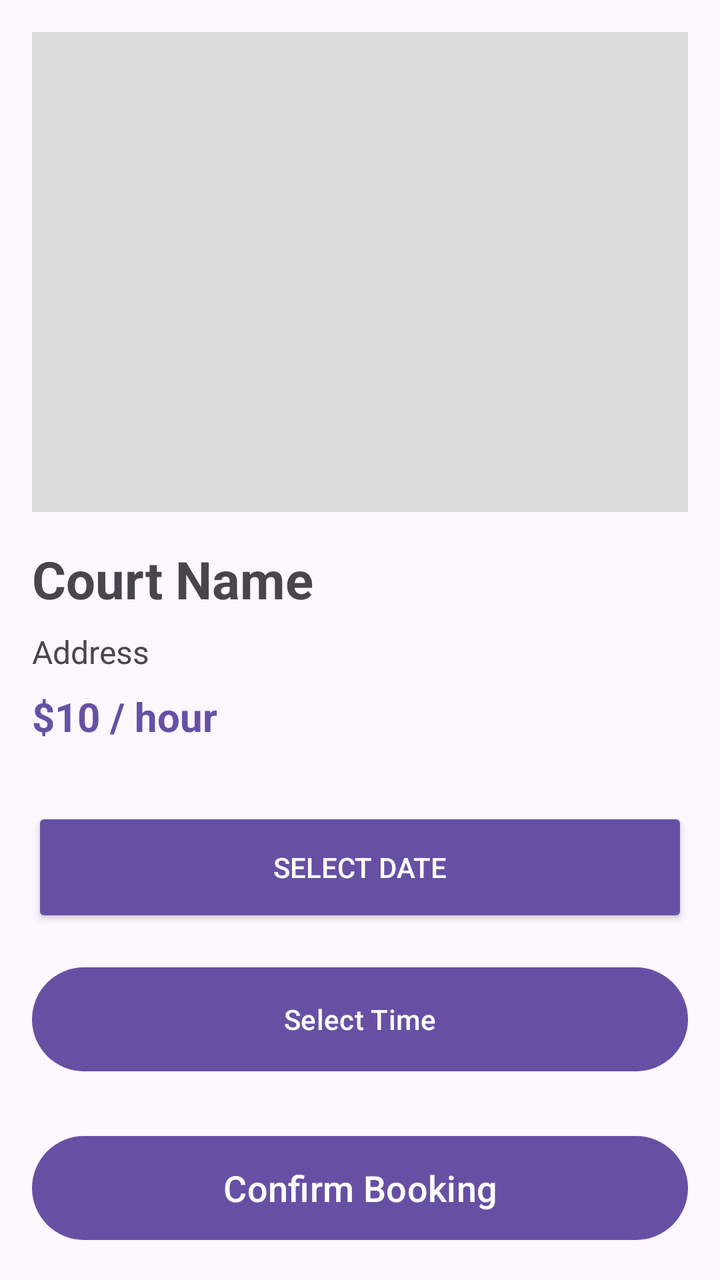
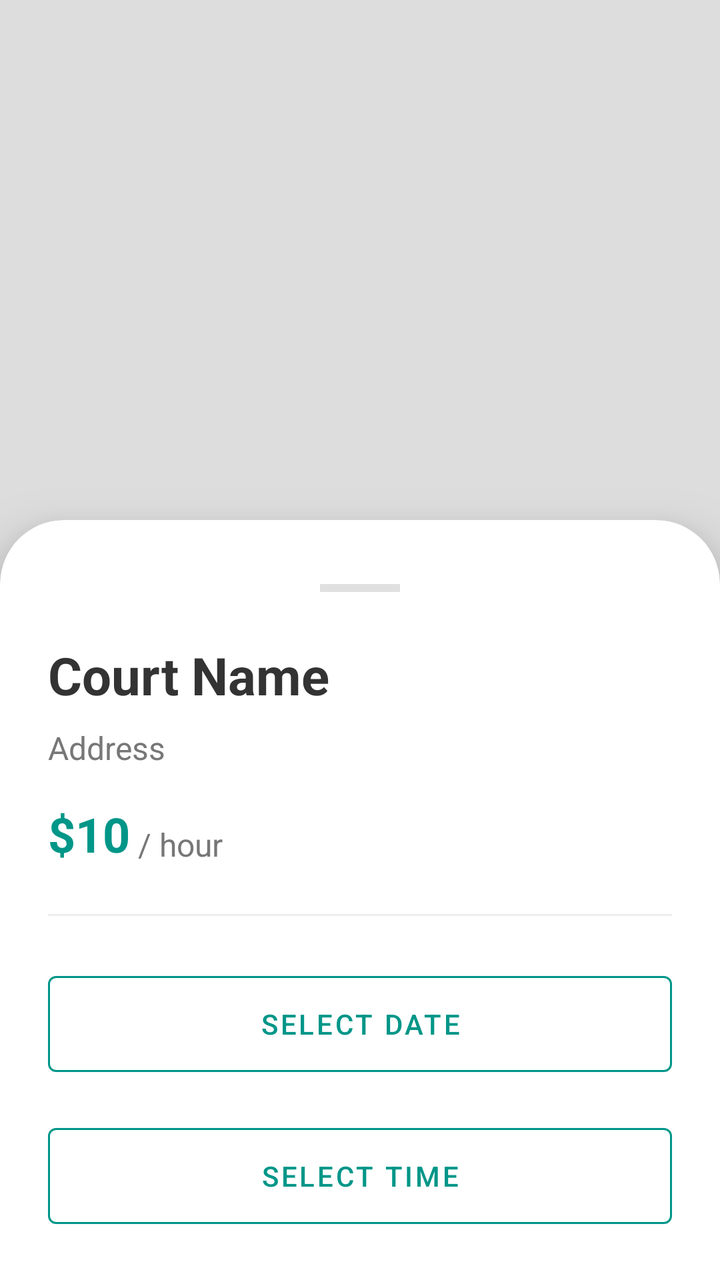

Compare the two renders of this Android layout. The source of the first and the diff that turns it into the second are given below.
<!-- AndroidManifest.xml: application theme Theme.BadmintonBooking -->
<!-- res/layout/activity_court_detail.xml -->
<?xml version="1.0" encoding="utf-8"?>
<androidx.constraintlayout.widget.ConstraintLayout xmlns:android="http://schemas.android.com/apk/res/android"
    xmlns:app="http://schemas.android.com/apk/res-auto"
    xmlns:tools="http://schemas.android.com/tools"
    android:layout_width="match_parent"
    android:layout_height="match_parent"
    android:padding="16dp"
    tools:context=".CourtDetailActivity">

    <ImageView
        android:id="@+id/imageViewDetail"
        android:layout_width="match_parent"
        android:layout_height="240dp"
        android:scaleType="centerCrop"
        android:background="#DDDDDD"
        app:layout_constraintTop_toTopOf="parent" />

    <TextView
        android:id="@+id/textViewDetailName"
        android:layout_width="match_parent"
        android:layout_height="wrap_content"
        android:layout_marginTop="16dp"
        android:textSize="26sp"
        android:textStyle="bold"
        android:text="Court Name"
        app:layout_constraintTop_toBottomOf="@+id/imageViewDetail" />

    <TextView
        android:id="@+id/textViewDetailAddress"
        android:layout_width="match_parent"
        android:layout_height="wrap_content"
        android:layout_marginTop="8dp"
        android:textSize="16sp"
        android:text="Address"
        app:layout_constraintTop_toBottomOf="@+id/textViewDetailName" />

    <TextView
        android:id="@+id/textViewDetailPrice"
        android:layout_width="match_parent"
        android:layout_height="wrap_content"
        android:layout_marginTop="8dp"
        android:textSize="20sp"
        android:textColor="?attr/colorPrimary"
        android:textStyle="bold"
        android:text="$10 / hour"
        app:layout_constraintTop_toBottomOf="@+id/textViewDetailAddress" />

    <Button
        android:id="@+id/buttonSelectDate"
        android:layout_width="match_parent"
        android:layout_height="60dp"
        android:layout_marginTop="32dp"
        android:text="Select Date"
        style="?android:attr/buttonStyle"
        app:layout_constraintTop_toBottomOf="@+id/textViewDetailPrice" />

    <Button
        android:id="@+id/buttonSelectTime"
        android:layout_width="match_parent"
        android:layout_height="60dp"
        android:layout_marginTop="16dp"
        android:text="Select Time"
        app:layout_constraintTop_toBottomOf="@+id/buttonSelectDate" />

    <Button
        android:id="@+id/buttonConfirmBooking"
        android:layout_width="match_parent"
        android:layout_height="60dp"
        android:layout_marginTop="32dp"
        android:text="Confirm Booking"
        android:textSize="18sp"
        app:layout_constraintBottom_toBottomOf="parent" />

</androidx.constraintlayout.widget.ConstraintLayout>
<!-- resources referenced by this layout -->
<resources>
  <style name="Theme.BadmintonBooking" parent="Base.Theme.BadmintonBooking" />
  <style name="Base.Theme.BadmintonBooking" parent="Theme.Material3.DayNight.NoActionBar">
          
          
      </style>
</resources>

<!-- the commit's change to res/layout/activity_court_detail.xml (unified diff, before → after) -->
@@ -1,74 +1,145 @@
 <?xml version="1.0" encoding="utf-8"?>
-<androidx.constraintlayout.widget.ConstraintLayout xmlns:android="http://schemas.android.com/apk/res/android"
+<androidx.coordinatorlayout.widget.CoordinatorLayout xmlns:android="http://schemas.android.com/apk/res/android"
     xmlns:app="http://schemas.android.com/apk/res-auto"
     xmlns:tools="http://schemas.android.com/tools"
     android:layout_width="match_parent"
     android:layout_height="match_parent"
-    android:padding="16dp"
+    android:background="@color/background_light"
     tools:context=".CourtDetailActivity">
 
+    
     <ImageView
         android:id="@+id/imageViewDetail"
         android:layout_width="match_parent"
-        android:layout_height="240dp"
+        android:layout_height="300dp"
         android:scaleType="centerCrop"
-        android:background="#DDDDDD"
-        app:layout_constraintTop_toTopOf="parent" />
+        android:background="#DDDDDD" />
 
-    <TextView
-        android:id="@+id/textViewDetailName"
+    
+    <androidx.core.widget.NestedScrollView
         android:layout_width="match_parent"
-        android:layout_height="wrap_content"
-        android:layout_marginTop="16dp"
-        android:textSize="26sp"
-        android:textStyle="bold"
-        android:text="Court Name"
-        app:layout_constraintTop_toBottomOf="@+id/imageViewDetail" />
+        android:layout_height="match_parent"
+        app:behavior_overlapTop="0dp"
+        app:layout_behavior="@string/appbar_scrolling_view_behavior">
 
-    <TextView
-        android:id="@+id/textViewDetailAddress"
-        android:layout_width="match_parent"
-        android:layout_height="wrap_content"
-        android:layout_marginTop="8dp"
-        android:textSize="16sp"
-        android:text="Address"
-        app:layout_constraintTop_toBottomOf="@+id/textViewDetailName" />
+        
+        <com.google.android.material.card.MaterialCardView
+            android:layout_width="match_parent"
+            android:layout_height="wrap_content"
+            app:cardCornerRadius="32dp"
+            app:cardElevation="16dp"
+            app:cardBackgroundColor="@color/white"
+            android:layout_marginTop="260dp">
 
-    <TextView
-        android:id="@+id/textViewDetailPrice"
-        android:layout_width="match_parent"
-        android:layout_height="wrap_content"
-        android:layout_marginTop="8dp"
-        android:textSize="20sp"
-        android:textColor="?attr/colorPrimary"
-        android:textStyle="bold"
-        android:text="$10 / hour"
-        app:layout_constraintTop_toBottomOf="@+id/textViewDetailAddress" />
+            <androidx.constraintlayout.widget.ConstraintLayout
+                android:layout_width="match_parent"
+                android:layout_height="wrap_content"
+                android:padding="24dp">
 
-    <Button
-        android:id="@+id/buttonSelectDate"
-        android:layout_width="match_parent"
-        android:layout_height="60dp"
-        android:layout_marginTop="32dp"
-        android:text="Select Date"
-        style="?android:attr/buttonStyle"
-        app:layout_constraintTop_toBottomOf="@+id/textViewDetailPrice" />
+                
+                <View
+                    android:id="@+id/dragHandle"
+                    android:layout_width="40dp"
+                    android:layout_height="4dp"
+                    android:background="#E0E0E0"
+                    android:layout_marginTop="8dp"
+                    app:layout_constraintTop_toTopOf="parent"
+                    app:layout_constraintStart_toStartOf="parent"
+                    app:layout_constraintEnd_toEndOf="parent" />
 
-    <Button
-        android:id="@+id/buttonSelectTime"
-        android:layout_width="match_parent"
-        android:layout_height="60dp"
-        android:layout_marginTop="16dp"
-        android:text="Select Time"
-        app:layout_constraintTop_toBottomOf="@+id/buttonSelectDate" />
+                <TextView
+                    android:id="@+id/textViewDetailName"
+                    android:layout_width="match_parent"
+                    android:layout_height="wrap_content"
+                    android:layout_marginTop="24dp"
+                    android:textSize="26sp"
+                    android:textStyle="bold"
+                    android:textColor="@color/text_dark"
+                    android:text="Court Name"
+                    app:layout_constraintTop_toBottomOf="@+id/dragHandle" />
 
-    <Button
-        android:id="@+id/buttonConfirmBooking"
-        android:layout_width="match_parent"
-        android:layout_height="60dp"
-        android:layout_marginTop="32dp"
-        android:text="Confirm Booking"
-        android:textSize="18sp"
-        app:layout_constraintBottom_toBottomOf="parent" />
+                <TextView
+                    android:id="@+id/textViewDetailAddress"
+                    android:layout_width="match_parent"
+                    android:layout_height="wrap_content"
+                    android:layout_marginTop="8dp"
+                    android:textSize="16sp"
+                    android:textColor="@color/text_light"
+                    android:text="Address"
+                    app:layout_constraintTop_toBottomOf="@+id/textViewDetailName" />
 
-</androidx.constraintlayout.widget.ConstraintLayout>
+                <TextView
+                    android:id="@+id/textViewDetailPrice"
+                    android:layout_width="wrap_content"
+                    android:layout_height="wrap_content"
+                    android:layout_marginTop="16dp"
+                    android:textSize="24sp"
+                    android:textColor="@color/primary"
+                    android:textStyle="bold"
+                    android:text="$10"
+                    app:layout_constraintStart_toStartOf="parent"
+                    app:layout_constraintTop_toBottomOf="@+id/textViewDetailAddress" />
+                    
+                <TextView
+                    android:layout_width="wrap_content"
+                    android:layout_height="wrap_content"
+                    android:layout_marginStart="4dp"
+                    android:textSize="16sp"
+                    android:textColor="@color/text_light"
+                    android:text="/ hour"
+                    app:layout_constraintBottom_toBottomOf="@+id/textViewDetailPrice"
+                    app:layout_constraintStart_toEndOf="@+id/textViewDetailPrice" />
+
+                <View
+                    android:id="@+id/divider"
+                    android:layout_width="match_parent"
+                    android:layout_height="1dp"
+                    android:background="#EEEEEE"
+                    android:layout_marginTop="24dp"
+                    app:layout_constraintTop_toBottomOf="@+id/textViewDetailPrice" />
+
+                <com.google.android.material.button.MaterialButton
+                    android:id="@+id/buttonSelectDate"
+                    style="@style/Widget.MaterialComponents.Button.OutlinedButton"
+                    android:layout_width="match_parent"
+                    android:layout_height="60dp"
+                    android:layout_marginTop="24dp"
+                    android:text="Select Date"
+                    android:textColor="@color/primary"
+                    app:strokeColor="@color/primary"
+                    app:layout_constraintTop_toBottomOf="@+id/divider" />
+
+                <com.google.android.material.button.MaterialButton
+                    android:id="@+id/buttonSelectTime"
+                    style="@style/Widget.MaterialComponents.Button.OutlinedButton"
+                    android:layout_width="match_parent"
+                    android:layout_height="60dp"
+                    android:layout_marginTop="16dp"
+                    android:text="Select Time"
+                    android:textColor="@color/primary"
+                    app:strokeColor="@color/primary"
+                    app:layout_constraintTop_toBottomOf="@+id/buttonSelectDate" />
+
+                <com.google.android.material.button.MaterialButton
+                    android:id="@+id/buttonConfirmBooking"
+                    android:layout_width="match_parent"
+                    android:layout_height="60dp"
+                    android:layout_marginTop="32dp"
+                    android:text="Confirm Booking"
+                    android:textSize="18sp"
+                    android:textColor="@color/white"
+                    app:backgroundTint="@color/primary"
+                    app:cornerRadius="12dp"
+                    app:layout_constraintTop_toBottomOf="@+id/buttonSelectTime" />
+                    
+                
+                <View
+                    android:layout_width="match_parent"
+                    android:layout_height="40dp"
+                    app:layout_constraintTop_toBottomOf="@+id/buttonConfirmBooking" />
+
+            </androidx.constraintlayout.widget.ConstraintLayout>
+        </com.google.android.material.card.MaterialCardView>
+    </androidx.core.widget.NestedScrollView>
+
+</androidx.coordinatorlayout.widget.CoordinatorLayout>
<!-- resource entries referenced after the edit -->
@@ -1,9 +1,21 @@
 <!-- resources referenced by this layout -->
 <resources>
+  <color name="background_light">#F5F5F5</color>
+  <color name="primary">#009688</color>
+  <color name="text_dark">#333333</color>
+  <color name="text_light">#777777</color>
+  <color name="white">#FFFFFFFF</color>
   <style name="Theme.BadmintonBooking" parent="Base.Theme.BadmintonBooking" />
-  <style name="Base.Theme.BadmintonBooking" parent="Theme.Material3.DayNight.NoActionBar">
-          
-          
+  <style name="Base.Theme.BadmintonBooking" parent="Theme.MaterialComponents.Light.NoActionBar">
+          <item name="colorPrimary">@color/primary</item>
+          <item name="colorPrimaryVariant">@color/primary_dark</item>
+          <item name="colorOnPrimary">@color/white</item>
+          <item name="colorSecondary">@color/accent</item>
+          <item name="colorSecondaryVariant">@color/accent</item>
+          <item name="colorOnSecondary">@color/white</item>
+          <item name="android:statusBarColor">?attr/colorPrimaryVariant</item>
       </style>
+  <color name="primary_dark">#00796B</color>
+  <color name="accent">#00BFA5</color>
 </resources>
 
